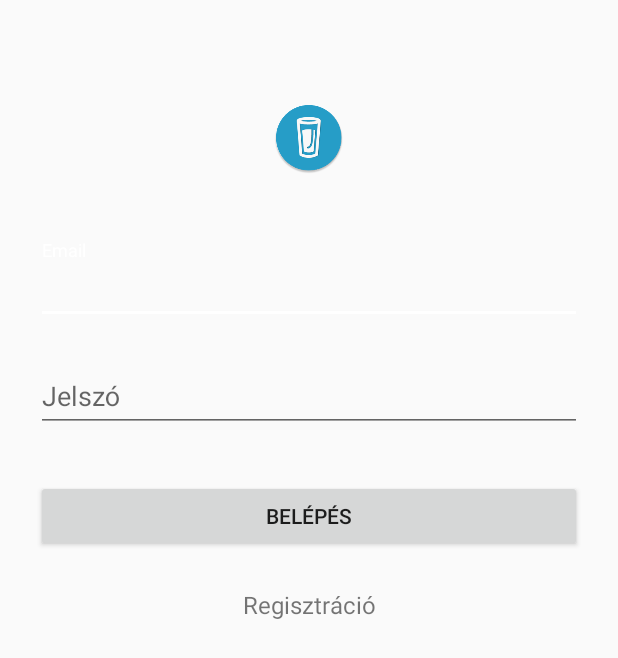
After one commit to gyorgyszekely/uni-miskolc, an Android app: the layout activity_login.xml on its own in the app's theme, with its tools: preview values and no code run, on a phone screen of 412 x 824 dp. The commit adds this screen. Shown: the top 658 px of the screen. Run offline under Robolectric (Android 15) with nearby library versions, the phone set to English and light mode, and no system bars.

Commit message:
Hiányzó login activity, hibák javítása.

```diff
--- a/client/app/src/main/AndroidManifest.xml
+++ b/client/app/src/main/AndroidManifest.xml
@@ -13,13 +13,7 @@
         <activity
             android:name=".MainActivity"
             android:label="@string/app_name"
-            android:theme="@style/AppTheme.NoActionBar">
-            <intent-filter>
-                <action android:name="android.intent.action.MAIN" />
-
-                <category android:name="android.intent.category.LAUNCHER" />
-            </intent-filter>
-        </activity>
+            android:theme="@style/AppTheme.NoActionBar"/>
         <activity
             android:name=".Settings"
             android:label="@string/title_activity_settings"
@@ -39,9 +33,13 @@
         <activity
             android:name=".LoginActivity"
             android:theme="@style/AppTheme.Dark">
+            <intent-filter>
+                <action android:name="android.intent.action.MAIN" />
 
+                <category android:name="android.intent.category.LAUNCHER" />
+            </intent-filter>
         </activity>
-        <activity android:name=".SignupActivity"></activity>
+        <activity android:name=".SignupActivity"/>
     </application>
 
 </manifest>
--- a/client/app/src/main/java/hu/miskolc/uni/iit/hydrominder/LoginActivity.java
+++ b/client/app/src/main/java/hu/miskolc/uni/iit/hydrominder/LoginActivity.java
@@ -20,13 +20,13 @@ public class LoginActivity extends AppCompatActivity {
 
     @Bind(R.id.input_email) EditText _emailText;
     @Bind(R.id.input_password) EditText _passwordText;
-    @Bind(R.id.btn_signup) Button _loginButton;
-    @Bind(R.id.link_login) TextView _signupLink;
+    @Bind(R.id.btn_login) Button _loginButton;
+    @Bind(R.id.link_signup) TextView _signupLink;
 
     @Override
     public void onCreate(Bundle savedInstanceState) {
         super.onCreate(savedInstanceState);
-        setContentView(R.layout.activity_signup);
+        setContentView(R.layout.activity_login);
         ButterKnife.bind(this);
 
         _loginButton.setOnClickListener(new View.OnClickListener() {
--- a/client/app/src/main/java/hu/miskolc/uni/iit/hydrominder/MainActivity.java
+++ b/client/app/src/main/java/hu/miskolc/uni/iit/hydrominder/MainActivity.java
@@ -62,12 +62,12 @@ public class MainActivity extends AppCompatActivity {
         Toolbar toolbar = (Toolbar) findViewById(R.id.toolbar);
         setSupportActionBar(toolbar);
 
+        //Új gombra kattintva új időpontot lehet felvenni
         FloatingActionButton fab = (FloatingActionButton) findViewById(R.id.fab);
         fab.setOnClickListener(new View.OnClickListener() {
             @Override
             public void onClick(View view) {
-                Snackbar.make(view, "Replace with your own action", Snackbar.LENGTH_LONG)
-                        .setAction("Action", null).show();
+                new NewReminderDialog(MainActivity.this).Open();
             }
         });
 
--- /dev/null
+++ b/client/app/src/main/res/layout/activity_login.xml
@@ -0,0 +1,64 @@
+<?xml version="1.0" encoding="utf-8"?>
+<ScrollView xmlns:android="http://schemas.android.com/apk/res/android"
+    android:layout_width="fill_parent"
+    android:layout_height="fill_parent"
+    android:fitsSystemWindows="true">
+
+    <LinearLayout
+        android:orientation="vertical"
+        android:layout_width="match_parent"
+        android:layout_height="wrap_content"
+        android:paddingTop="56dp"
+        android:paddingLeft="24dp"
+        android:paddingRight="24dp">
+
+        <ImageView android:src="@mipmap/ic_launcher"
+            android:layout_width="wrap_content"
+            android:layout_height="72dp"
+            android:layout_marginBottom="24dp"
+            android:layout_gravity="center_horizontal" />
+
+        <!-- Email Label -->
+        <android.support.design.widget.TextInputLayout
+            android:layout_width="match_parent"
+            android:layout_height="wrap_content"
+            android:layout_marginTop="8dp"
+            android:layout_marginBottom="8dp">
+            <EditText android:id="@+id/input_email"
+                android:layout_width="match_parent"
+                android:layout_height="wrap_content"
+                android:inputType="textEmailAddress"
+                android:hint="Email" />
+        </android.support.design.widget.TextInputLayout>
+
+        <!-- Password Label -->
+        <android.support.design.widget.TextInputLayout
+            android:layout_width="match_parent"
+            android:layout_height="wrap_content"
+            android:layout_marginTop="8dp"
+            android:layout_marginBottom="8dp">
+            <EditText android:id="@+id/input_password"
+                android:layout_width="match_parent"
+                android:layout_height="wrap_content"
+                android:inputType="textPassword"
+                android:hint="Jelszó"/>
+        </android.support.design.widget.TextInputLayout>
+
+        <android.support.v7.widget.AppCompatButton
+            android:id="@+id/btn_login"
+            android:layout_width="fill_parent"
+            android:layout_height="wrap_content"
+            android:layout_marginTop="24dp"
+            android:layout_marginBottom="24dp"
+            android:padding="12dp"
+            android:text="Belépés"/>
+
+        <TextView android:id="@+id/link_signup"
+            android:layout_width="fill_parent"
+            android:layout_height="wrap_content"
+            android:layout_marginBottom="24dp"
+            android:text="Regisztráció"
+            android:gravity="center"
+            android:textSize="16dip"/>
+    </LinearLayout>
+</ScrollView>
```
Also changed, not shown: client/app/src/main/java/hu/miskolc/uni/iit/hydrominder/RemindersRepository.java (line endings or trailing spaces).
